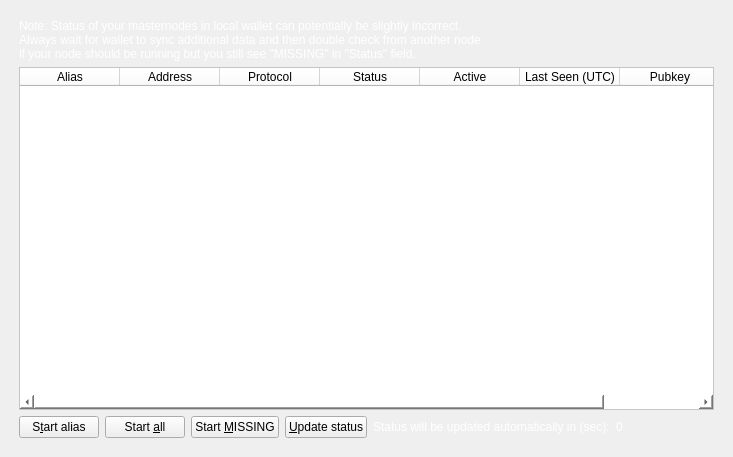
Above: src/qt/forms/masternodelist.ui from opcoinx/OPCoinX before the change. Below: the same form after it.
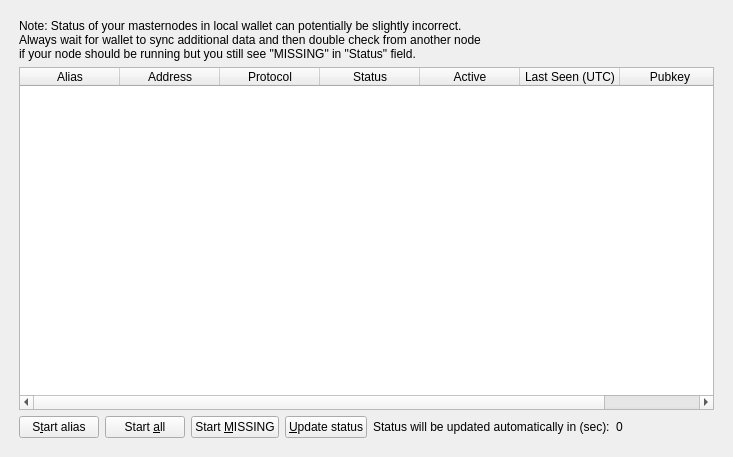
That is the form after the change.

Patch:
```diff
--- a/src/qt/forms/masternodelist.ui
+++ b/src/qt/forms/masternodelist.ui
@@ -44,9 +44,6 @@
            </property>
            <item>
             <widget class="QLabel" name="updateNote">
-            <property name="styleSheet">
-             <string notr="true">color:#fff;</string>
-            </property>
              <property name="text">
               <string>Note: Status of your masternodes in local wallet can potentially be slightly incorrect.&lt;br /&gt;Always wait for wallet to sync additional data and then double check from another node&lt;br /&gt;if your node should be running but you still see &quot;MISSING&quot; in &quot;Status&quot; field.</string>
              </property>
@@ -56,9 +53,6 @@
          </item>
          <item>
           <widget class="QTableWidget" name="tableWidgetMyMasternodes">
-           <property name="styleSheet">
-             <string notr="true">background-color:#fff;</string>
-            </property>
            <property name="minimumSize">
             <size>
              <width>695</width>
@@ -195,9 +189,6 @@
            </item>
            <item>
             <widget class="QLabel" name="autoupdate_label">
-            <property name="styleSheet">
-             <string notr="true">color:#fff;</string>
-            </property>
              <property name="text">
               <string>Status will be updated automatically in (sec):</string>
              </property>
@@ -205,9 +196,6 @@
            </item>
            <item>
             <widget class="QLabel" name="secondsLabel">
-            <property name="styleSheet">
-             <string notr="true">color:#fff;</string>
-            </property>
              <property name="text">
               <string>0</string>
              </property>
```
